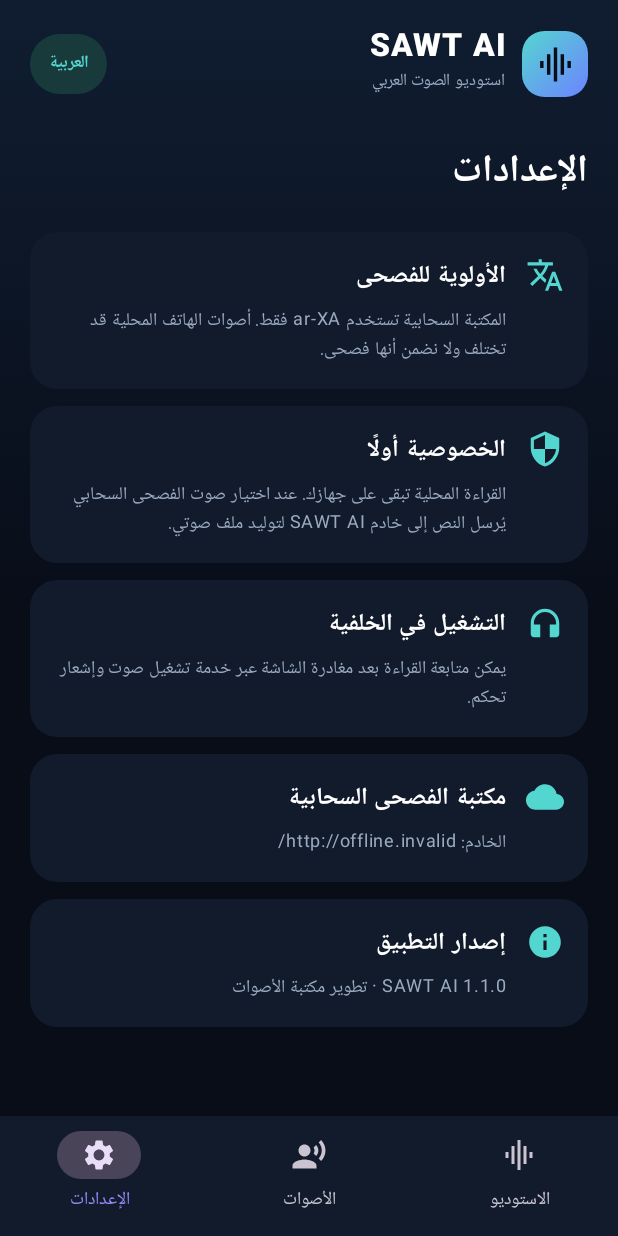
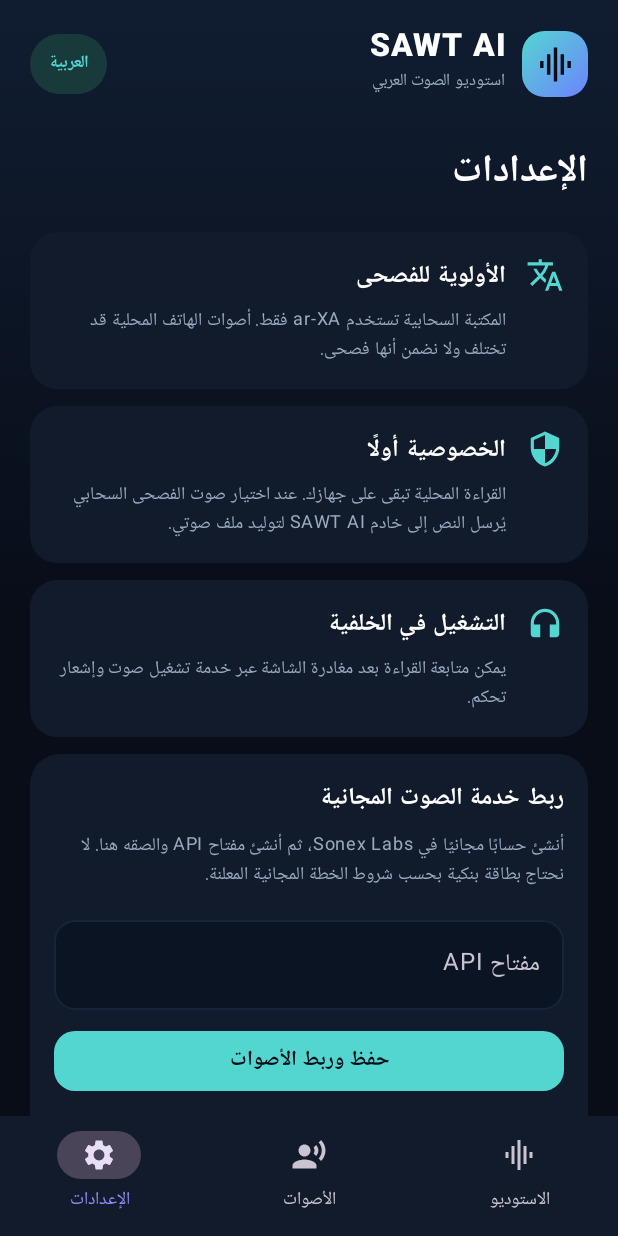
Before and after one commit to a730889067-sys/SAWT-AI, an Android app built with Jetpack Compose: the screen it shows after launch (MainActivity), item 3 of the bottom bar chosen, on a phone screen of 412 x 824 dp. Run offline under Robolectric (Android 15) with nearby library versions, the phone set to English and light mode, and no system bars.

Commit message:
Connect SAWT AI to free Arabic Sonex TTS

```diff
--- a/app/src/main/java/com/sawt/ai/MainActivity.kt
+++ b/app/src/main/java/com/sawt/ai/MainActivity.kt
@@ -4,6 +4,8 @@ import android.os.Bundle
 import android.os.Build
 import android.Manifest
 import android.content.pm.PackageManager
+import android.content.Intent
+import android.net.Uri
 import android.content.ContentValues
 import android.provider.MediaStore
 import android.os.Environment
@@ -31,13 +33,14 @@ import androidx.compose.ui.platform.LocalLayoutDirection
 import androidx.compose.ui.unit.LayoutDirection
 import androidx.compose.ui.text.font.FontWeight
 import androidx.compose.ui.text.style.TextAlign
+import androidx.compose.ui.text.input.PasswordVisualTransformation
 import androidx.compose.ui.unit.dp
 import androidx.compose.ui.unit.sp
 import com.sawt.ai.audio.SpeechPlaybackService
 import com.sawt.ai.audio.SystemVoiceCatalog
 import com.sawt.ai.audio.VoiceOption
-import com.sawt.ai.audio.CloudVoiceClient
-import com.sawt.ai.audio.CloudVoiceOption
+import com.sawt.ai.audio.SonexTtsClient
+import com.sawt.ai.audio.SonexVoiceOption
 import kotlinx.coroutines.Dispatchers
 import kotlinx.coroutines.launch
 import kotlinx.coroutines.withContext
@@ -68,25 +71,32 @@ private fun SawtApp() {
  var pitch by remember { mutableFloatStateOf(1f) }
  var tab by remember { mutableIntStateOf(0) }
  var message by remember { mutableStateOf("اكتب نصك واختر الصوت الذي يناسبك") }
- var cloudVoices by remember { mutableStateOf<List<CloudVoiceOption>>(emptyList()) }
- var selectedCloudVoice by remember { mutableStateOf<CloudVoiceOption?>(null) }
+ var cloudVoices by remember { mutableStateOf<List<SonexVoiceOption>>(emptyList()) }
+ var selectedCloudVoice by remember { mutableStateOf<SonexVoiceOption?>(null) }
  var cloudLoading by remember { mutableStateOf(false) }
  var lastGeneratedFile by remember { mutableStateOf<File?>(null) }
  val scope = rememberCoroutineScope()
- val apiUrl = com.sawt.ai.BuildConfig.SAWT_API_BASE_URL
- val cloudClient = remember(apiUrl) { if (apiUrl.isBlank()) null else CloudVoiceClient(apiUrl) }
+ val settings = remember { context.getSharedPreferences("sawt_ai_settings", android.content.Context.MODE_PRIVATE) }
+ var apiKey by remember { mutableStateOf(settings.getString("sonex_api_key", "").orEmpty()) }
+ var savedApiKey by remember { mutableStateOf(apiKey) }
+ val sonexClient = remember(savedApiKey) { savedApiKey.takeIf { it.isNotBlank() }?.let { SonexTtsClient(it) } }
 
  LaunchedEffect(Unit) {
   voices = SystemVoiceCatalog(context).arabicVoices()
   selectedVoice = voices.firstOrNull()
   if (voices.isEmpty()) message = "لا يوجد صوت عربي مثبت حاليًا. يمكنك تثبيت صوت من إعدادات الجهاز."
  }
- LaunchedEffect(cloudClient) {
-  if (cloudClient != null) {
+ LaunchedEffect(sonexClient) {
+  cloudVoices = emptyList()
+  selectedCloudVoice = null
+  if (sonexClient != null) {
    cloudLoading = true
-   try { cloudVoices = withContext(Dispatchers.IO) { cloudClient.fetchVoices() } }
-   catch (_: Exception) { message = "تعذر الاتصال بمكتبة الأصوات السحابية." }
-   finally { cloudLoading = false }
+   try {
+    cloudVoices = withContext(Dispatchers.IO) { sonexClient.fetchArabicVoices() }
+    if (cloudVoices.isEmpty()) message = "لم تظهر أصوات عربية في الحساب. تحقق من مكتبة Sonex."
+   } catch (error: Exception) {
+    message = error.message ?: "تعذر الاتصال بخدمة الصوت."
+   } finally { cloudLoading = false }
   }
  }
 
@@ -150,7 +160,7 @@ private fun SawtApp() {
       Button(onClick={
        when {
         text.isBlank() -> message="اكتب نصًا أولًا."
-        selectedCloudVoice != null && cloudClient != null -> {
+        selectedCloudVoice != null && sonexClient != null -> {
          if (text.length > 5000) message="الحد الأقصى للنص السحابي 5000 حرف."
          else {
           if(Build.VERSION.SDK_INT >= 33 && context.checkSelfPermission(Manifest.permission.POST_NOTIFICATIONS) != PackageManager.PERMISSION_GRANTED) notificationPermission.launch(Manifest.permission.POST_NOTIFICATIONS)
@@ -160,7 +170,7 @@ private fun SawtApp() {
            try {
             val audioFile = withContext(Dispatchers.IO) {
              val folder = File(context.cacheDir, "sawt-audio").apply { mkdirs() }
-             File(folder, "speech-${System.currentTimeMillis()}.mp3").also { cloudClient.synthesizeToFile(text, voice.id, rate, pitch, it) }
+             File(folder, "speech-${System.currentTimeMillis()}.mp3").also { sonexClient.synthesizeToFile(text, voice.id, rate, it) }
             }
             lastGeneratedFile = audioFile
             SpeechPlaybackService.playFile(context, audioFile.absolutePath)
@@ -195,12 +205,12 @@ private fun SawtApp() {
       Text("أصوات الفصحى السحابية",fontWeight=FontWeight.Bold,fontSize=16.sp)
       Spacer(Modifier.height(8.dp))
       when {
-       cloudClient == null -> InfoCard("مكتبة الفصحى غير مفعّلة بعد","بعد نشر خادم SAWT AI على Google Cloud، أضف رابط الخادم إلى SAWT_API_BASE_URL في إعدادات البناء لتظهر الأصوات الرجالية والنسائية.",Icons.Default.CloudOff)
+       sonexClient == null -> InfoCard("اربط مكتبة الأصوات المجانية","أضف مفتاح Sonex المجاني من تبويب الإعدادات لتظهر الأصوات العربية الرجالية والنسائية.",Icons.Default.CloudOff)
        cloudLoading -> InfoCard("جارٍ تحميل الأصوات","نتصل بمكتبة الأصوات العربية الفصحى…",Icons.Default.CloudDownload)
-       cloudVoices.isEmpty() -> InfoCard("لا توجد أصوات سحابية متاحة","تحقق من تشغيل الخادم وتفعيل خدمة Google Cloud Text-to-Speech.",Icons.Default.Info)
+       cloudVoices.isEmpty() -> InfoCard("لا توجد أصوات عربية متاحة","تأكد من صحة مفتاح Sonex واتصال الإنترنت، ثم أعد فتح مكتبة الأصوات.",Icons.Default.Info)
        else -> cloudVoices.forEach { voice ->
         Surface(color=Panel,shape=RoundedCornerShape(17.dp),modifier=Modifier.fillMaxWidth().padding(bottom=9.dp),onClick={selectedCloudVoice=voice;selectedVoice=null;tab=0}) {
-         Row(Modifier.padding(15.dp),verticalAlignment=Alignment.CenterVertically) { Icon(Icons.Default.Cloud,null,tint=Cyan,modifier=Modifier.size(25.dp)); Spacer(Modifier.width(12.dp)); Column(Modifier.weight(1f)) { Text(voice.label,fontWeight=FontWeight.Bold); Text(voice.quality.ifBlank { "Google Cloud · العربية الفصحى" },color=Muted,fontSize=11.sp) }; if(selectedCloudVoice?.id==voice.id) Icon(Icons.Default.CheckCircle,null,tint=Cyan) }
+         Row(Modifier.padding(15.dp),verticalAlignment=Alignment.CenterVertically) { Icon(Icons.Default.Cloud,null,tint=Cyan,modifier=Modifier.size(25.dp)); Spacer(Modifier.width(12.dp)); Column(Modifier.weight(1f)) { Text(voice.label,fontWeight=FontWeight.Bold); Text("Sonex Labs · العربية الفصحى",color=Muted,fontSize=11.sp) }; if(selectedCloudVoice?.id==voice.id) Icon(Icons.Default.CheckCircle,null,tint=Cyan) }
         }
        }
       }
@@ -228,8 +238,39 @@ private fun SawtApp() {
       InfoCard("الأولوية للفصحى","المكتبة السحابية تستخدم ar-XA فقط. أصوات الهاتف المحلية قد تختلف ولا نضمن أنها فصحى.",Icons.Default.Translate)
       InfoCard("الخصوصية أولًا","القراءة المحلية تبقى على جهازك. عند اختيار صوت الفصحى السحابي يُرسل النص إلى خادم SAWT AI لتوليد ملف صوتي.",Icons.Default.Security)
       InfoCard("التشغيل في الخلفية","يمكن متابعة القراءة بعد مغادرة الشاشة عبر خدمة تشغيل صوت وإشعار تحكم.",Icons.Default.Headphones)
-      InfoCard("مكتبة الفصحى السحابية",if(apiUrl.isBlank()) "لم يتم ربط عنوان الخادم بعد؛ الأصوات السحابية لن تعمل قبل نشر الخادم وضبط عنوانه." else "الخادم: $apiUrl",Icons.Default.Cloud)
-      InfoCard("إصدار التطبيق","SAWT AI 1.1.0 · تطوير مكتبة الأصوات",Icons.Default.Info)
+      Surface(color=Panel,shape=RoundedCornerShape(20.dp),modifier=Modifier.fillMaxWidth()) {
+       Column(Modifier.padding(16.dp)) {
+        Text("ربط خدمة الصوت المجانية",fontWeight=FontWeight.Bold,fontSize=16.sp)
+        Spacer(Modifier.height(7.dp))
+        Text("أنشئ حسابًا مجانيًا في Sonex Labs، ثم أنشئ مفتاح API والصقه هنا. لا نحتاج بطاقة بنكية بحسب شروط الخطة المجانية المعلنة.",color=Muted,fontSize=12.sp,lineHeight=19.sp)
+        Spacer(Modifier.height(12.dp))
+        OutlinedTextField(value=apiKey,onValueChange={apiKey=it},modifier=Modifier.fillMaxWidth(),singleLine=true,label={Text("مفتاح API")},placeholder={Text("vsk_…")},visualTransformation=PasswordVisualTransformation(),shape=RoundedCornerShape(14.dp),colors=OutlinedTextFieldDefaults.colors(focusedBorderColor=Cyan,unfocusedBorderColor=Panel2,focusedContainerColor=Color(0xFF0B1422),unfocusedContainerColor=Color(0xFF0B1422)))
+        Spacer(Modifier.height(10.dp))
+        Button(onClick={
+         val key=apiKey.trim()
+         if(key.startsWith("vsk_") && key.length > 12) {
+          settings.edit().putString("sonex_api_key",key).apply()
+          savedApiKey=key
+          message="تم حفظ المفتاح. جارٍ تحميل الأصوات العربية."
+         } else message="تأكد من نسخ مفتاح Sonex كاملًا، ويبدأ عادةً بـ vsk_."
+        },modifier=Modifier.fillMaxWidth(),colors=ButtonDefaults.buttonColors(containerColor=Cyan,contentColor=Ink),shape=RoundedCornerShape(14.dp)) { Text("حفظ وربط الأصوات",fontWeight=FontWeight.Bold) }
+        TextButton(onClick={
+         settings.edit().remove("sonex_api_key").apply()
+         apiKey=""
+         savedApiKey=""
+         cloudVoices=emptyList()
+         selectedCloudVoice=null
+         message="تم حذف مفتاح الخدمة من هذا الجهاز."
+        },modifier=Modifier.fillMaxWidth()) { Text("حذف المفتاح من هذا الجهاز",color=Muted) }
+        OutlinedButton(onClick={
+         try { context.startActivity(Intent(Intent.ACTION_VIEW, Uri.parse("https://sonexlabs.com"))) }
+         catch (_: Exception) { message="تعذر فتح الموقع. افتحه من متصفح Chrome." }
+        },modifier=Modifier.fillMaxWidth(),shape=RoundedCornerShape(14.dp)) { Text("فتح موقع Sonex لإنشاء حساب مجاني") }
+       }
+      }
+      InfoCard("حماية المفتاح","المفتاح لا يُضمّن داخل ملف APK ولا يُرفع إلى GitHub؛ يُحفظ في بيانات التطبيق الخاصة بهذا الهاتف. لا ترسله لأي شخص.",Icons.Default.Security)
+      InfoCard("الخصوصية","عند تحويل النص، يُرسل النص إلى Sonex Labs لإنشاء الصوت. لا تستخدم الخدمة للنصوص السرية.",Icons.Default.Security)
+      InfoCard("إصدار التطبيق","SAWT AI 1.2.0 · مكتبة صوت عربية عبر الإنترنت",Icons.Default.Info)
      }
     }
     Spacer(Modifier.height(28.dp))
```
